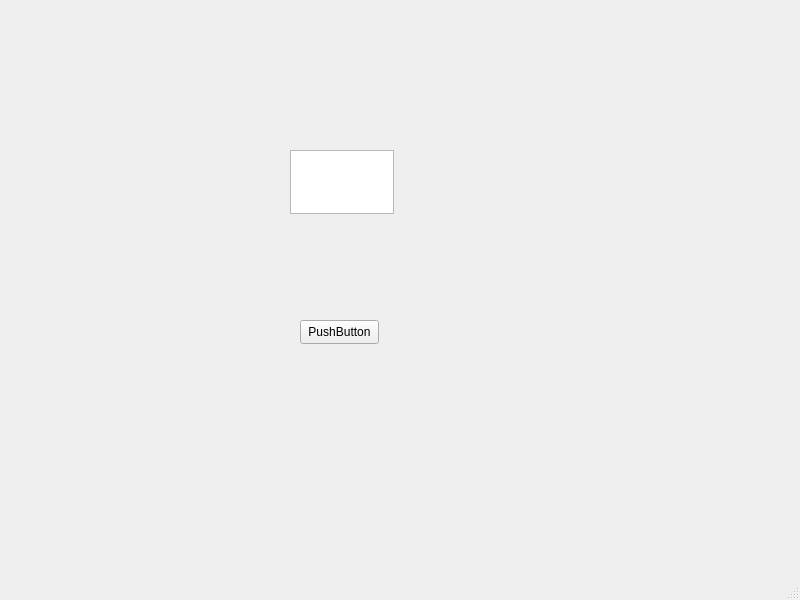
Old version of the form ui_main.ui in the repository Bl4ck8lue/Protection_against_insider_activity.
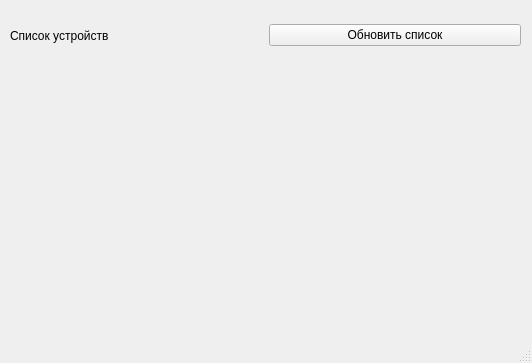
New version of the form.

Patch:
```diff
--- a/ui_main.ui
+++ b/ui_main.ui
@@ -6,36 +6,39 @@
    <rect>
     <x>0</x>
     <y>0</y>
-    <width>800</width>
-    <height>600</height>
+    <width>532</width>
+    <height>363</height>
    </rect>
   </property>
   <property name="windowTitle">
    <string>MainWindow</string>
   </property>
   <widget class="QWidget" name="centralwidget">
-   <widget class="QPushButton" name="pushButton">
+   <widget class="QWidget" name="horizontalLayoutWidget">
     <property name="geometry">
      <rect>
-      <x>300</x>
-      <y>320</y>
-      <width>79</width>
-      <height>24</height>
+      <x>10</x>
+      <y>10</y>
+      <width>511</width>
+      <height>51</height>
      </rect>
     </property>
-    <property name="text">
-     <string>PushButton</string>
-    </property>
-   </widget>
-   <widget class="QTextEdit" name="textEdit">
-    <property name="geometry">
-     <rect>
-      <x>290</x>
-      <y>150</y>
-      <width>104</width>
-      <height>64</height>
-     </rect>
-    </property>
+    <layout class="QHBoxLayout" name="horizontalLayout">
+     <item>
+      <widget class="QLabel" name="label">
+       <property name="text">
+        <string>Список устройств</string>
+       </property>
+      </widget>
+     </item>
+     <item>
+      <widget class="QPushButton" name="pushButton">
+       <property name="text">
+        <string>Обновить список</string>
+       </property>
+      </widget>
+     </item>
+    </layout>
    </widget>
   </widget>
   <widget class="QMenuBar" name="menubar">
```
Left out of the diff: 2 changed lines with no effect on the pictures.
